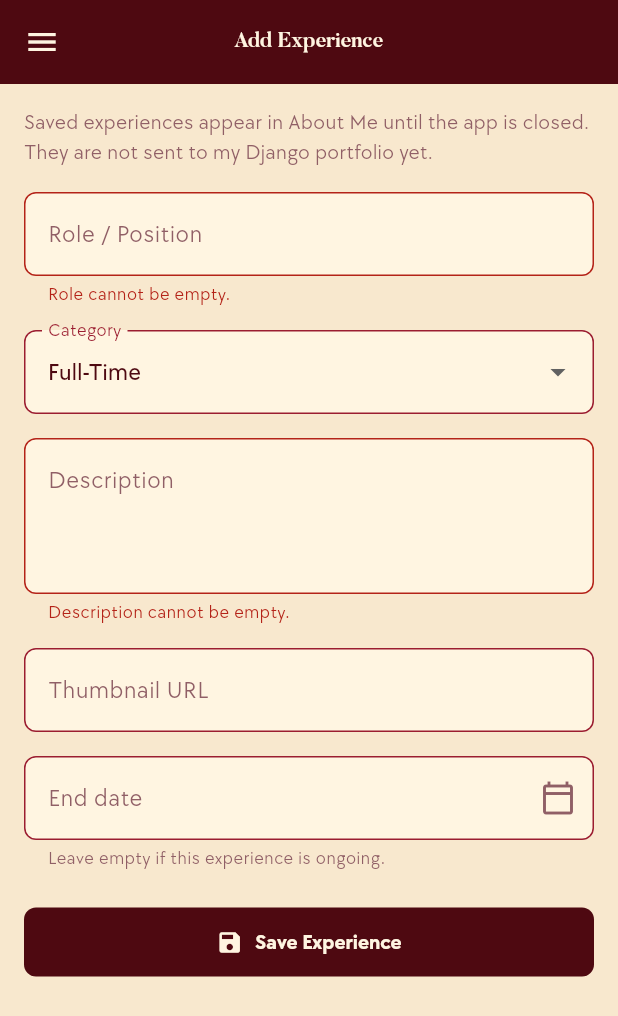
After one commit to theodoradelitha/myportofolio_mobile, a Flutter app: the ExperienceFormPage screen opened directly, after a tap on "Save Experience", on a phone screen of 412 x 824 dp. The commit adds this screen. Shown: the top 1016 px of the screen. Run offline on Flutter 3.47's test engine with Material 3 defaults, Android fonts, the phone set to English and light mode, and no system bars; our stand-ins replace material_ui.

Commit message:
feat(experience): add experience form with validation and summary dialog
The form follows the Django Experience model: role, category dropdown,
description, optional thumbnail URL and an optional end date picked with
showDatePicker. Saving validates every field, stores the experience,
shows the entered values in a dialog and resets the form after OK.

The shared LeftDrawer gets an Add Experience entry, and its navigation
is now one switch over every destination.

```diff
--- /dev/null
+++ b/lib/screens/experience_form_page.dart
@@ -0,0 +1,250 @@
+import 'package:material_ui/material_ui.dart';
+import 'package:myportofolio_mobile/data/experience_store.dart';
+import 'package:myportofolio_mobile/models/experience.dart';
+import 'package:myportofolio_mobile/utils/validators.dart';
+import 'package:myportofolio_mobile/widgets/left_drawer.dart';
+import 'package:myportofolio_mobile/widgets/summary_dialog.dart';
+
+/// Form for adding an entry to the Experience section of my portfolio.
+///
+/// The fields and rules follow the Experience model and ExperienceForm of my
+/// Django portfolio.
+class ExperienceFormPage extends StatefulWidget {
+  const ExperienceFormPage({super.key});
+
+  @override
+  State<ExperienceFormPage> createState() => _ExperienceFormPageState();
+}
+
+class _ExperienceFormPageState extends State<ExperienceFormPage> {
+  // Same limit as `title = models.CharField(max_length=255)` in Django.
+  static const int _maxRoleLength = 255;
+
+  /// Earliest end date the date picker offers.
+  static final DateTime _earliestEndDate = DateTime(2000);
+
+  final _formKey = GlobalKey<FormState>();
+  final _roleController = TextEditingController();
+  final _descriptionController = TextEditingController();
+  final _thumbnailController = TextEditingController();
+
+  /// Shows the picked end date as text. The date itself is kept in
+  /// [_endedAt], so it never has to be parsed back from this text.
+  final _endDateController = TextEditingController();
+
+  /// The dropdown and the date picker have no text controller of their own,
+  /// so their values are kept in state.
+  String _category = Experience.defaultCategory;
+  DateTime? _endedAt;
+
+  @override
+  void dispose() {
+    _roleController.dispose();
+    _descriptionController.dispose();
+    _thumbnailController.dispose();
+    _endDateController.dispose();
+    super.dispose();
+  }
+
+  String _formatDate(DateTime date) =>
+      MaterialLocalizations.of(context).formatShortDate(date);
+
+  Future<void> _pickEndDate() async {
+    final today = DateUtils.dateOnly(DateTime.now());
+    // An end date records a finished experience, so the picker only offers
+    // dates up to today. Ongoing experiences leave the field empty.
+    final picked = await showDatePicker(
+      context: context,
+      initialDate: _endedAt ?? today,
+      firstDate: _earliestEndDate,
+      lastDate: today,
+      helpText: 'Select end date',
+    );
+    if (picked == null || !mounted) return;
+
+    setState(() => _endedAt = picked);
+    _endDateController.text = _formatDate(picked);
+  }
+
+  void _clearEndDate() {
+    setState(() => _endedAt = null);
+    _endDateController.clear();
+  }
+
+  Future<void> _submit() async {
+    // Runs every field's validator and shows their error messages.
+    if (!_formKey.currentState!.validate()) return;
+
+    // Close the keyboard so the whole dialog is visible.
+    FocusScope.of(context).unfocus();
+
+    final thumbnail = _thumbnailController.text.trim();
+    final experience = Experience(
+      title: _roleController.text.trim(),
+      category: _category,
+      description: _descriptionController.text.trim(),
+      thumbnail: thumbnail.isEmpty ? null : thumbnail,
+      endedAt: _endedAt,
+      isLocalDraft: true,
+    );
+    ExperienceStore.add(experience);
+
+    await showSummaryDialog(
+      context,
+      title: 'Experience added successfully!',
+      rows: [
+        SummaryRow(label: 'Role / Position', value: experience.title),
+        SummaryRow(label: 'Category', value: experience.category),
+        SummaryRow(label: 'Description', value: experience.description),
+        SummaryRow(label: 'Thumbnail', value: experience.thumbnail ?? '-'),
+        SummaryRow(
+          label: 'End date',
+          value: experience.isOngoing
+              ? 'Ongoing'
+              : _formatDate(experience.endedAt!),
+        ),
+      ],
+    );
+
+    // The page may have been closed while the dialog was open.
+    if (!mounted) return;
+    _resetForm();
+  }
+
+  /// Clears every field so another experience can be entered.
+  void _resetForm() {
+    // reset() puts every field back to its initial value: empty text for the
+    // controller-backed fields (including the end date text) and the default
+    // category for the dropdown.
+    _formKey.currentState!.reset();
+    setState(() {
+      _category = Experience.defaultCategory;
+      _endedAt = null;
+    });
+  }
+
+  @override
+  Widget build(BuildContext context) {
+    final colorScheme = Theme.of(context).colorScheme;
+
+    return Scaffold(
+      appBar: AppBar(title: const Text('Add Experience')),
+      drawer: const LeftDrawer(current: DrawerDestination.addExperience),
+      body: Form(
+        key: _formKey,
+        // Every field is built at once inside the scroll view, so the Form
+        // can validate and reset all of them. When the keyboard opens, the
+        // Scaffold shrinks the body and the fields scroll above it.
+        child: SingleChildScrollView(
+          padding: const EdgeInsets.all(16.0),
+          keyboardDismissBehavior: ScrollViewKeyboardDismissBehavior.onDrag,
+          child: Center(
+            // Same width cap as the home screen, so the fields don't stretch
+            // across a wide browser window.
+            child: ConstrainedBox(
+              constraints: const BoxConstraints(maxWidth: 720.0),
+              child: Column(
+                crossAxisAlignment: CrossAxisAlignment.stretch,
+                children: [
+                  Text(
+                    'Saved experiences appear in About Me until the app is '
+                    'closed. They are not sent to my Django portfolio yet.',
+                    style: TextStyle(color: colorScheme.onSurfaceVariant),
+                  ),
+                  const SizedBox(height: 16.0),
+                  TextFormField(
+                    controller: _roleController,
+                    decoration: const InputDecoration(
+                      labelText: 'Role / Position',
+                      hintText: 'e.g. Software Engineer Intern',
+                    ),
+                    textCapitalization: TextCapitalization.words,
+                    textInputAction: TextInputAction.next,
+                    validator: (value) => Validators.requiredText(
+                      value,
+                      fieldName: 'Role',
+                      maxLength: _maxRoleLength,
+                    ),
+                  ),
+                  const SizedBox(height: 16.0),
+                  DropdownButtonFormField<String>(
+                    // The default, not the current choice, so that reset()
+                    // goes back to it.
+                    initialValue: Experience.defaultCategory,
+                    isExpanded: true,
+                    decoration: const InputDecoration(labelText: 'Category'),
+                    items: Experience.categories
+                        .map(
+                          (category) => DropdownMenuItem(
+                            value: category,
+                            child: Text(category),
+                          ),
+                        )
+                        .toList(),
+                    onChanged: (String? newValue) {
+                      if (newValue == null) return;
+                      setState(() => _category = newValue);
+                    },
+                  ),
+                  const SizedBox(height: 16.0),
+                  TextFormField(
+                    controller: _descriptionController,
+                    decoration: const InputDecoration(
+                      labelText: 'Description',
+                      hintText: 'Describe what you did…',
+                      alignLabelWithHint: true,
+                    ),
+                    textCapitalization: TextCapitalization.sentences,
+                    minLines: 3,
+                    maxLines: 6,
+                    validator: (value) => Validators.requiredText(
+                      value,
+                      fieldName: 'Description',
+                    ),
+                  ),
+                  const SizedBox(height: 16.0),
+                  TextFormField(
+                    controller: _thumbnailController,
+                    decoration: const InputDecoration(
+                      labelText: 'Thumbnail URL',
+                      hintText: 'https://… (optional)',
+                    ),
+                    keyboardType: TextInputType.url,
+                    textInputAction: TextInputAction.done,
+                    validator: Validators.optionalWebUrl,
+                  ),
+                  const SizedBox(height: 16.0),
+                  TextFormField(
+                    controller: _endDateController,
+                    // Typing is disabled: the date can only come from the
+                    // picker, so it is always a real date in the allowed range.
+                    readOnly: true,
+                    onTap: _pickEndDate,
+                    decoration: InputDecoration(
+                      labelText: 'End date',
+                      hintText: 'Tap to pick a date',
+                      helperText: 'Leave empty if this experience is ongoing.',
+                      suffixIcon: _endedAt == null
+                          ? const Icon(Icons.calendar_today_outlined)
+                          : IconButton(
+                              tooltip: 'Clear end date',
+                              icon: const Icon(Icons.clear),
+                              onPressed: _clearEndDate,
+                            ),
+                    ),
+                  ),
+                  const SizedBox(height: 24.0),
+                  FilledButton.icon(
+                    onPressed: _submit,
+                    icon: const Icon(Icons.save),
+                    label: const Text('Save Experience'),
+                  ),
+                ],
+              ),
+            ),
+          ),
+        ),
+      ),
+    );
+  }
+}
--- a/lib/widgets/left_drawer.dart
+++ b/lib/widgets/left_drawer.dart
@@ -1,10 +1,11 @@
 import 'package:material_ui/material_ui.dart';
+import 'package:myportofolio_mobile/screens/experience_form_page.dart';
 import 'package:myportofolio_mobile/screens/project_form_page.dart';
 import 'package:myportofolio_mobile/screens/project_list_page.dart';
 import 'package:myportofolio_mobile/theme/app_colors.dart';
 
 /// The screens that can be opened from the drawer.
-enum DrawerDestination { home, projects, addProject }
+enum DrawerDestination { home, projects, addProject, addExperience }
 
 /// Navigation menu that slides in from the left of every main screen.
 class LeftDrawer extends StatelessWidget {
@@ -26,22 +27,28 @@ class LeftDrawer extends StatelessWidget {
     // screen avoids having two home screens in the stack.
     bool isHome(Route<dynamic> route) => route.isFirst;
 
-    if (destination == DrawerDestination.home) {
-      navigator.popUntil(isHome);
-      return;
+    // Remove every screen above home, then open the new one on top of it.
+    // The stack is always [home, page], so Back returns to home and the same
+    // screen is never stacked twice.
+    void openOnTopOfHome(Widget page) {
+      navigator.pushAndRemoveUntil(
+        MaterialPageRoute<void>(builder: (_) => page),
+        isHome,
+      );
     }
 
-    // Remove every screen above home, then open the new one on top of it.
-    // The stack is always [home, destination], so Back returns to home and
-    // the same screen is never stacked twice.
-    navigator.pushAndRemoveUntil(
-      MaterialPageRoute<void>(
-        builder: (_) => destination == DrawerDestination.projects
-            ? const ProjectListPage()
-            : const ProjectFormPage(),
-      ),
-      isHome,
-    );
+    // A switch over an enum must cover every value, so adding a destination
+    // without deciding where it goes is a compile error.
+    switch (destination) {
+      case DrawerDestination.home:
+        navigator.popUntil(isHome);
+      case DrawerDestination.projects:
+        openOnTopOfHome(const ProjectListPage());
+      case DrawerDestination.addProject:
+        openOnTopOfHome(const ProjectFormPage());
+      case DrawerDestination.addExperience:
+        openOnTopOfHome(const ExperienceFormPage());
+    }
   }
 
   Widget _buildTile(
@@ -108,6 +115,12 @@ class LeftDrawer extends StatelessWidget {
             icon: Icons.add_circle_outline,
             label: 'Add Project',
           ),
+          _buildTile(
+            context,
+            destination: DrawerDestination.addExperience,
+            icon: Icons.work_outline,
+            label: 'Add Experience',
+          ),
         ],
       ),
     );
```
